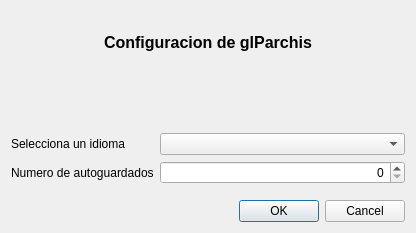
Old version of the form ui/frmSettings.ui in the repository turulomio/glparchis.
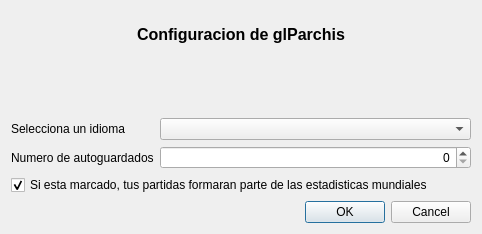
New version of the form. Icons and pictures are not drawn.

Commit message: Añadida opcion de no contribuir a estadísticas. Añadida dialogo para visualizar estadisticas. Mejorada la traducción. Tickets [#30], [#25], [#22]

```diff
--- a/ui/frmSettings.ui
+++ b/ui/frmSettings.ui
@@ -6,8 +6,8 @@
    <rect>
     <x>0</x>
     <y>0</y>
-    <width>416</width>
-    <height>233</height>
+    <width>482</width>
+    <height>234</height>
    </rect>
   </property>
   <property name="windowTitle">
@@ -148,6 +148,16 @@
      </item>
     </layout>
    </item>
+   <item>
+    <widget class="QCheckBox" name="chkStatistics">
+     <property name="text">
+      <string>Si esta marcado, tus partidas formaran parte de las estadisticas mundiales</string>
+     </property>
+     <property name="checked">
+      <bool>true</bool>
+     </property>
+    </widget>
+   </item>
    <item>
     <widget class="QDialogButtonBox" name="buttonBox">
      <property name="orientation">
```
The commit also changes 13 other files.
